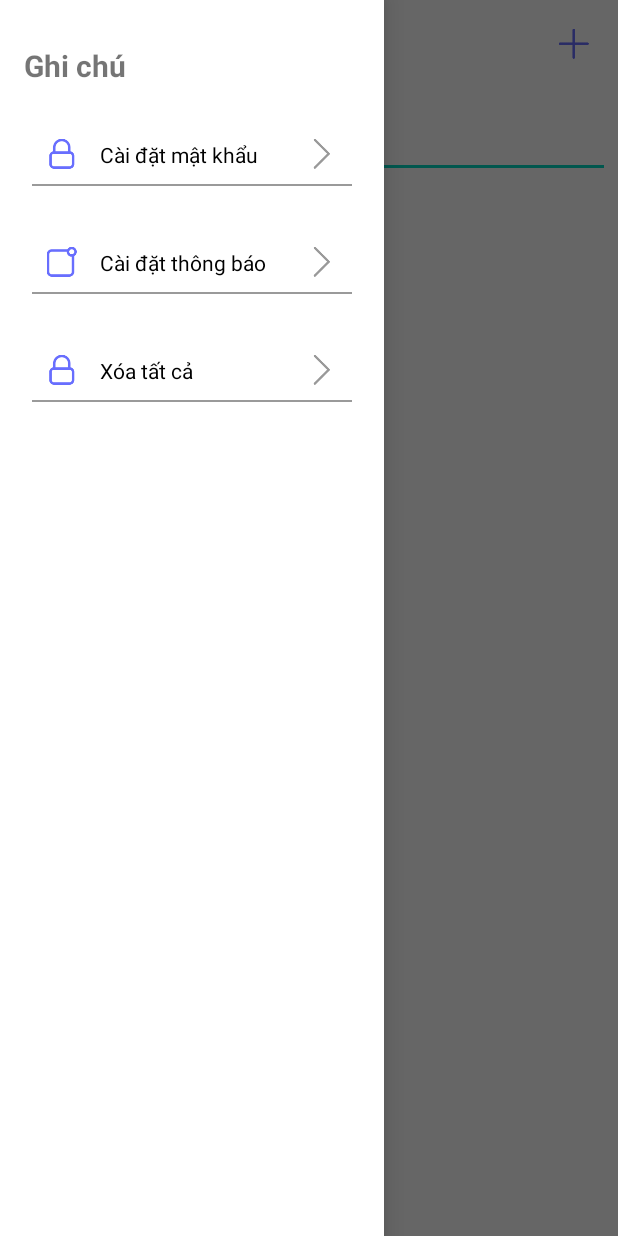
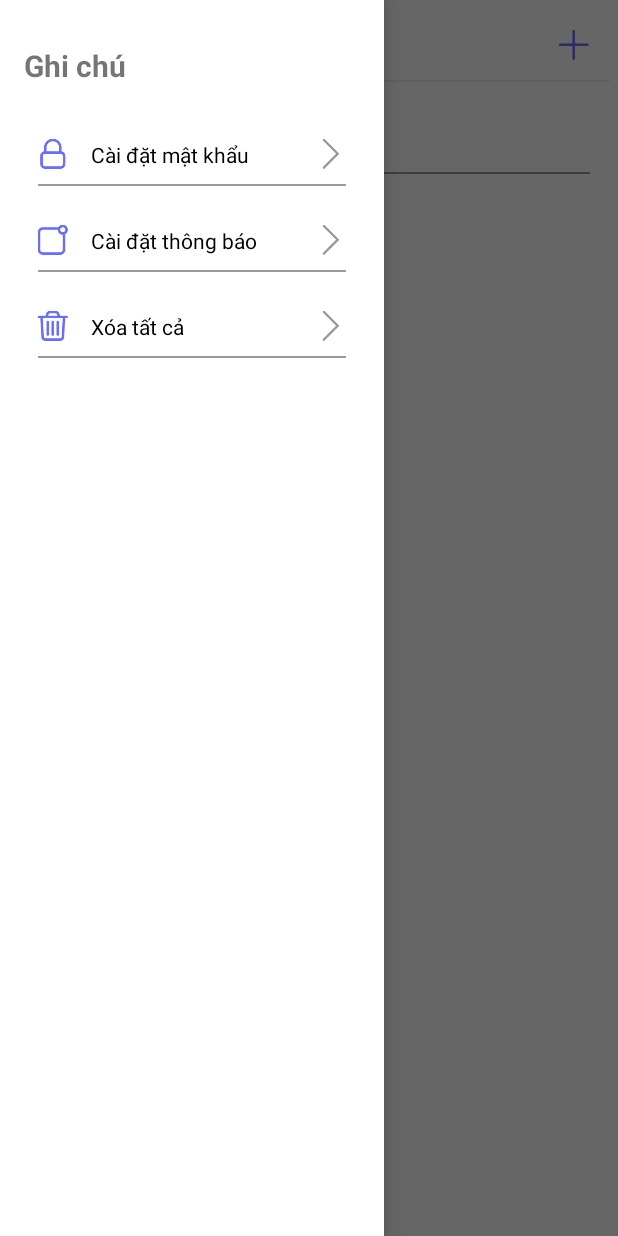
Before and after one commit to Vanninh200x/project-company, an Android app: the screen it shows after launch (MainActivity), with the side drawer open, on a phone screen of 412 x 824 dp. Run offline under Robolectric (Android 15) with nearby library versions, the phone set to English and light mode, and no system bars; 2 statements that could not run were skipped.

Commit message:
22/04/2022: 5h07

```diff
--- a/app/src/main/java/com/example/appnote_3/Add_Activity.java
+++ b/app/src/main/java/com/example/appnote_3/Add_Activity.java
@@ -247,6 +247,9 @@ public class Add_Activity extends AppCompatActivity {
         TimePickerDialog timePickerDialog = new TimePickerDialog(this, onTimeSetListener, hour, minute, true);
         timePickerDialog.setTitle("Chọn giờ");
         timePickerDialog.show();
+
+
+
     }
 
     private void initDataPicker() {
--- a/app/src/main/java/com/example/appnote_3/EditNotifi_Activity.java
+++ b/app/src/main/java/com/example/appnote_3/EditNotifi_Activity.java
@@ -92,7 +92,7 @@ public class EditNotifi_Activity extends AppCompatActivity {
 
 
 //        SETCOLOR
-        imageView_back.setColorFilter(Color.BLACK, PorterDuff.Mode.SRC_IN);
+        imageView_back.setColorFilter(Color.parseColor("#686EFE"), PorterDuff.Mode.SRC_IN);
         imageView_uncheck_box_1.setColorFilter(Color.parseColor("#686EFE"), PorterDuff.Mode.SRC_IN);
         imageView_uncheck_box_2.setColorFilter(Color.parseColor("#686EFE"), PorterDuff.Mode.SRC_IN);
         imageView_uncheck_box_3.setColorFilter(Color.parseColor("#686EFE"), PorterDuff.Mode.SRC_IN);
--- a/app/src/main/java/com/example/appnote_3/MainActivity.java
+++ b/app/src/main/java/com/example/appnote_3/MainActivity.java
@@ -44,14 +44,14 @@ import java.util.Locale;
 public class MainActivity extends AppCompatActivity {
     private final String DATABASE_NAME = "appNote.db";
     private SQLiteDatabase database;
-    private ImageView imgV_menu, imgV_Plus, imgV_search, imageView_clock, imgV_padLock, imgV_notifi, imgV_trash, img_rightArrow1, img_rightArrow2, img_rightArrow3 ;
+    private ImageView imgV_menu, imgV_Plus, imgV_search, imageView_clock, imgV_padLock, imgV_notifi, imgV_trash, img_rightArrow1, img_rightArrow2, img_rightArrow3;
     private EditText editText_Search;
 
     private ListView listView;
     private ArrayList<oneNote_class> list;
     private AdapterNote adapter;
 
-//    private NavigationView navigationView;
+    //    private NavigationView navigationView;
     private DrawerLayout drawerLayout;
 
     private int id = -1;
@@ -64,7 +64,7 @@ public class MainActivity extends AppCompatActivity {
     private EditText editText_passswd_loginAC;
     private TextInputLayout textInputLayout;
     private Button button_login_loginAC;
-    private static int CHECK_OPEN_MAINAC_ONETIME=0;
+    private static int CHECK_OPEN_MAINAC_ONETIME = 0;
 
     private RelativeLayout rlvMenuLeft, rlv_navigation_1, rlv_navigation_2, rlv_navigation_3;
 
@@ -75,7 +75,7 @@ public class MainActivity extends AppCompatActivity {
         database = Database.initDatabase(this, DATABASE_NAME);
         sharedPreferences = getSharedPreferences(SHARE_PRE_NAME, MODE_PRIVATE);
         passwd_App = sharedPreferences.getString(KEY_PASS, "");
-        if (passwd_App.length() > 0 && CHECK_OPEN_MAINAC_ONETIME == 0 ) {
+        if (passwd_App.length() > 0 && CHECK_OPEN_MAINAC_ONETIME == 0) {
             setContentView(R.layout.activity_login);
             initLogin();
             button_login_loginAC.setOnClickListener(new View.OnClickListener() {
@@ -85,12 +85,12 @@ public class MainActivity extends AppCompatActivity {
                     String passInput = editText_passswd_loginAC.getText().toString().trim();
                     if (passInput.equals(realPass)) {
                         CHECK_OPEN_MAINAC_ONETIME++;
-                        Log.d("CHECK_KQ_1", CHECK_OPEN_MAINAC_ONETIME +"");
+                        Log.d("CHECK_KQ_1", CHECK_OPEN_MAINAC_ONETIME + "");
                         setContentView(R.layout.activity_main);
                         init();
                         read();
                         initClick();
-                        Log.d("CHECK_PO", CHECK_OPEN_MAINAC_ONETIME +"");
+                        Log.d("CHECK_PO", CHECK_OPEN_MAINAC_ONETIME + "");
                     } else {
                         textInputLayout.setErrorEnabled(false);
                         textInputLayout.setError("Sai mật khẩu");
@@ -154,8 +154,7 @@ public class MainActivity extends AppCompatActivity {
 
                 Log.d("UPDATE", list.get(i).getTextV_updateTime());
 
-
-// Lỗi do không bundle được ảnh null.
+// Lỗi do không bundle được ảnh null. Đã fix
                 if (list.get(i).getImg_font().length > 0) {
                     Bitmap b = BitmapFactory.decodeByteArray(list.get(i).getImg_font(), 0, list.get(i).getImg_font().length);
                     ByteArrayOutputStream bs = new ByteArrayOutputStream();
@@ -236,7 +235,7 @@ public class MainActivity extends AppCompatActivity {
     }
 
     private void init() {
-        imgV_menu = findViewById(R.id.id_ivMẹnu);
+        imgV_menu = findViewById(R.id.id_ivMenu);
         imgV_Plus = findViewById(R.id.id_ivPlus);
         imgV_search = findViewById(R.id.id_imgV_main_search);
         imgV_padLock = findViewById(R.id.id_img_padLock);
@@ -250,7 +249,6 @@ public class MainActivity extends AppCompatActivity {
         img_rightArrow1 = findViewById(R.id.id_imgV_right_arrow1);
         img_rightArrow2 = findViewById(R.id.id_imgV_right_arrow2);
         img_rightArrow3 = findViewById(R.id.id_imgV_right_arrow3);
-
 
 
         rlvMenuLeft = findViewById(R.id.layoutLeftMenu);
@@ -300,7 +298,6 @@ public class MainActivity extends AppCompatActivity {
         }
         adapter.notifyDataSetChanged();
     }
-
 
 
 //    private String getCurrentTime(){
--- a/app/src/main/res/layout/activity_add.xml
+++ b/app/src/main/res/layout/activity_add.xml
@@ -44,6 +44,11 @@
         android:contentDescription="@null"
         android:padding="14dp"
         android:src="@drawable/ic_done" />
+     <View
+        android:layout_width="match_parent"
+        android:layout_height="1dp"
+        android:layout_below="@+id/id_ivBack"
+        android:background="@color/Color_under_title" />
   </RelativeLayout>
 
   <ImageView
--- a/app/src/main/res/layout/activity_detail.xml
+++ b/app/src/main/res/layout/activity_detail.xml
@@ -53,6 +53,12 @@
             android:contentDescription="@null"
             android:padding="14dp"
             android:src="@drawable/ic_done" />
+
+        <View
+            android:layout_width="match_parent"
+            android:layout_height="1dp"
+            android:layout_below="@+id/id_ivBack"
+            android:background="@color/Color_under_title" />
     </RelativeLayout>
 
     <RelativeLayout
--- a/app/src/main/res/layout/activity_edit_notifi.xml
+++ b/app/src/main/res/layout/activity_edit_notifi.xml
@@ -32,6 +32,12 @@
             android:contentDescription="@null"
             android:padding="14dp"
             android:src="@drawable/ic_back" />
+
+        <View
+            android:layout_width="match_parent"
+            android:layout_height="1dp"
+            android:layout_below="@+id/id_ivBack"
+            android:background="@color/Color_under_title" />
     </RelativeLayout>
 
 
--- a/app/src/main/res/layout/activity_editpasswd.xml
+++ b/app/src/main/res/layout/activity_editpasswd.xml
@@ -44,6 +44,12 @@
             android:contentDescription="@null"
             android:padding="14dp"
             android:src="@drawable/ic_done" />
+
+        <View
+            android:layout_width="match_parent"
+            android:layout_height="1dp"
+            android:layout_below="@+id/id_ivBack"
+            android:background="@color/Color_under_title" />
     </RelativeLayout>
 
 
--- a/app/src/main/res/layout/activity_main.xml
+++ b/app/src/main/res/layout/activity_main.xml
@@ -33,7 +33,7 @@
                 android:textSize="20sp" />
 
             <ImageView
-                android:id="@+id/id_ivMẹnu"
+                android:id="@+id/id_ivMenu"
                 android:layout_width="wrap_content"
                 android:layout_height="wrap_content"
                 android:layout_centerVertical="true"
@@ -52,13 +52,21 @@
                 android:contentDescription="@null"
                 android:padding="14dp"
                 android:src="@drawable/ic_plus" />
+
+            <View
+                android:layout_width="match_parent"
+                android:layout_height="1dp"
+                android:layout_below="@+id/id_ivMenu"
+                android:background="@color/Color_under_title" />
         </RelativeLayout>
 
 
-        <FrameLayout
+        <RelativeLayout
             android:id="@+id/id_framelayout_1"
             android:layout_width="match_parent"
             android:layout_height="wrap_content"
+            android:layout_marginStart="3dp"
+            android:layout_marginEnd="3dp"
             android:layout_below="@id/id_rela_layout"
             android:layout_marginTop="20dp">
 
@@ -66,23 +74,31 @@
                 android:id="@+id/id_imgV_main_search"
                 android:layout_width="wrap_content"
                 android:layout_height="wrap_content"
-                android:layout_below="@id/id_rela_layout"
                 android:padding="10dp"
                 android:src="@drawable/ic_search" />
 
 
-            <androidx.appcompat.widget.AppCompatEditText
+            <EditText
                 android:id="@+id/id_edt_search"
                 android:layout_width="match_parent"
                 android:layout_height="wrap_content"
-                android:layout_below="@id/id_rela_layout"
-                android:layout_gravity="center"
-                android:gravity="center"
+                android:layout_centerVertical="true"
+                android:layout_toRightOf="@id/id_imgV_main_search"
+                android:background="@null"
                 android:hint="@string/find_main_hint"
                 android:textColor="@color/black" />
 
+            <View
+                android:layout_width="match_parent"
+                android:layout_marginStart="10dp"
+                android:layout_marginEnd="10dp"
+                android:layout_height="1dp"
+                android:layout_below="@+id/id_imgV_main_search"
+                android:background="@color/Color_img" />
 
-        </FrameLayout>
+
+
+        </RelativeLayout>
 
 
         <ListView
@@ -92,6 +108,8 @@
             android:layout_below="@+id/id_framelayout_1"
             android:layout_alignParentBottom="true"
             android:layout_marginTop="10dp" />
+
+
 
 
     </RelativeLayout>
@@ -120,9 +138,9 @@
             android:layout_width="match_parent"
             android:layout_height="wrap_content"
             android:layout_below="@id/id_textV_header_navigation"
-            android:layout_marginStart="16dp"
+            android:layout_marginStart="10dp"
             android:layout_marginTop="20dp"
-            android:layout_marginEnd="16dp"
+            android:layout_marginEnd="10dp"
             android:padding="5dp">
 
             <ImageView
@@ -155,6 +173,8 @@
             <View
                 android:layout_width="match_parent"
                 android:layout_height="1dp"
+                android:layout_marginStart="10dp"
+                android:layout_marginEnd="10dp"
                 android:layout_below="@+id/id_imgV_right_arrow1"
                 android:background="@color/Color_img" />
 
@@ -165,9 +185,9 @@
             android:layout_width="match_parent"
             android:layout_height="wrap_content"
             android:layout_below="@id/id_rela_layout_navigation_1"
-            android:layout_marginStart="16dp"
-            android:layout_marginTop="20dp"
-            android:layout_marginEnd="16dp"
+            android:layout_marginStart="10dp"
+            android:layout_marginTop="5dp"
+            android:layout_marginEnd="10dp"
             android:padding="5dp">
 
             <ImageView
@@ -186,8 +206,7 @@
                 android:layout_marginStart="5dp"
                 android:layout_toRightOf="@id/id_img_notification"
                 android:text="@string/menu_editNotifi"
-                android:textColor="@color/black"
-                />
+                android:textColor="@color/black" />
 
             <ImageView
                 android:id="@+id/id_imgV_right_arrow2"
@@ -200,8 +219,14 @@
             <View
                 android:layout_width="match_parent"
                 android:layout_height="1dp"
+                android:layout_marginStart="10dp"
+                android:layout_marginEnd="10dp"
                 android:layout_below="@+id/id_imgV_right_arrow2"
                 android:background="@color/Color_img" />
+
+
+
+
 
         </RelativeLayout>
 
@@ -210,9 +235,9 @@
             android:layout_width="match_parent"
             android:layout_height="wrap_content"
             android:layout_below="@id/id_rela_layout_navigation_2"
-            android:layout_marginStart="16dp"
-            android:layout_marginTop="20dp"
-            android:layout_marginEnd="16dp"
+            android:layout_marginStart="10dp"
+            android:layout_marginTop="5dp"
+            android:layout_marginEnd="10dp"
             android:padding="5dp">
 
             <ImageView
@@ -222,7 +247,7 @@
                 android:layout_height="wrap_content"
                 android:layout_alignParentStart="true"
                 android:padding="10dp"
-                android:src="@drawable/ic_padlock" />
+                android:src="@drawable/ic_trash" />
 
             <TextView
                 android:id="@+id/id_textV_deleteAll"
@@ -232,8 +257,7 @@
                 android:layout_marginStart="5dp"
                 android:layout_toRightOf="@id/id_img_trash"
                 android:text="@string/delete_all"
-                android:textColor="@color/black"
-                 />
+                android:textColor="@color/black" />
 
             <ImageView
                 android:id="@+id/id_imgV_right_arrow3"
@@ -246,6 +270,8 @@
             <View
                 android:layout_width="match_parent"
                 android:layout_height="1dp"
+                android:layout_marginStart="10dp"
+                android:layout_marginEnd="10dp"
                 android:layout_below="@+id/id_imgV_right_arrow3"
                 android:background="@color/Color_img" />
 
--- a/app/src/main/res/layout/img_when_null.xml
+++ b/app/src/main/res/layout/img_when_null.xml
@@ -8,9 +8,9 @@
         android:id="@+id/id_textView_wImg_Null"
         android:layout_width="wrap_content"
         android:layout_height="wrap_content"
-        android:layout_centerInParent="true"
         android:text="@string/textView_WhenImgNull_demo"
         android:textAllCaps="true"
+        android:layout_centerInParent="true"
         android:textColor="@color/white"
         android:textSize="40sp"
         android:textStyle="bold" />
--- a/app/src/main/res/values/colors.xml
+++ b/app/src/main/res/values/colors.xml
@@ -9,4 +9,5 @@
     <color name="white">#FFFFFFFF</color>
     <color name="Color_Default">#686EFE</color>
     <color name="Color_img">#9A9A9A</color>
+    <color name="Color_under_title">#EEEEEE</color>
 </resources>
```
Also changed, not shown: app/src/main/AndroidManifest.xml (+8 -2 lines), app/src/main/res/layout/activity_login.xml (+5 -3 lines), app/src/main/res/layout/layout_header_navigation.xml (deleted, +0 -18 lines), app/src/main/res/layout/layout_one_note.xml (+13 -12 lines), 1 other file.
